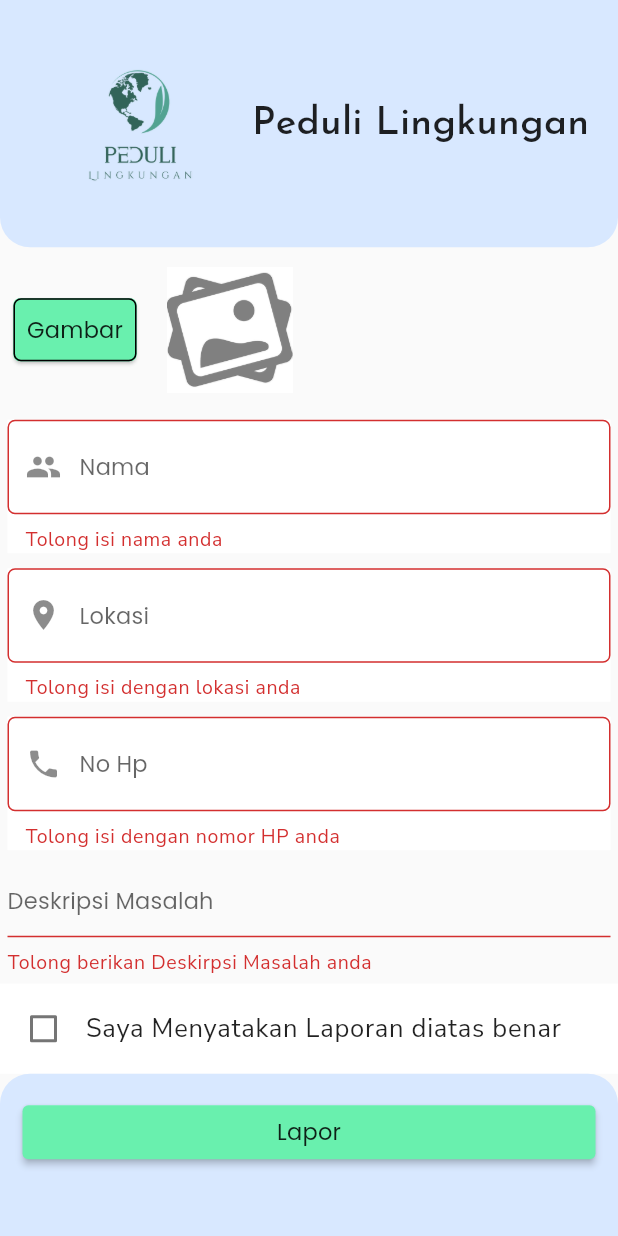
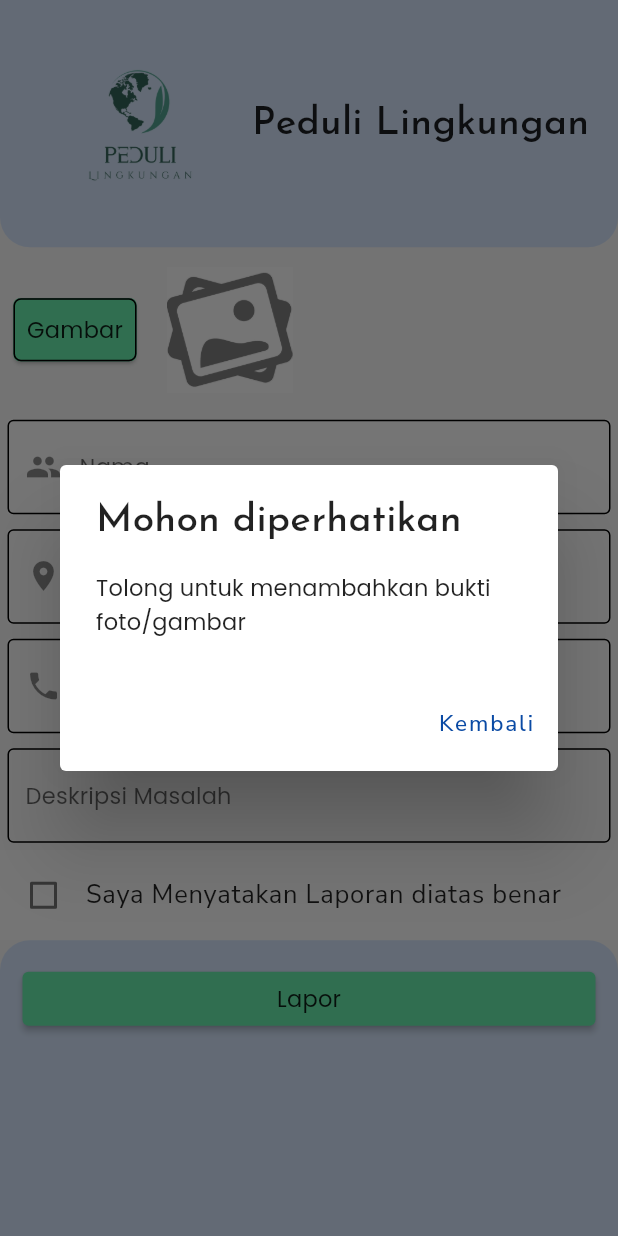
Before and after one commit to RezaPratika/Peduli-Lingkungan, a Flutter app: the screen it shows after launch, after a tap on "Lapor", on a phone screen of 412 x 824 dp. Run offline on Flutter 3.47's test engine with Material 2 defaults, Android fonts, the phone set to English and light mode, and no system bars; our stand-ins replace cloud_firestore, firebase_core, firebase_storage, google_fonts, image_picker; accounts and stored records are empty.

Commit message:
aplikasi user selesai menggunakan firebase

```diff
--- a/lib/main.dart
+++ b/lib/main.dart
@@ -1,14 +1,13 @@
-import 'dart:io';
-
 import 'package:capstone/common/style.dart';
 import 'package:capstone/ui/ui_user.dart';
+import 'package:firebase_core/firebase_core.dart';
 import 'package:flutter/material.dart';
-import 'package:flutter/services.dart';
+
+import 'ui/success_ui.dart';
 
 void main() async{
   WidgetsFlutterBinding.ensureInitialized();
-  ByteData data = await PlatformAssetBundle().load('assets/lets-encrypt-r3.pem');
-  SecurityContext.defaultContext.setTrustedCertificatesBytes(data.buffer.asUint8List());
+  await Firebase.initializeApp();
   runApp(const MyApp());
 }
 
@@ -19,6 +18,11 @@ class MyApp extends StatelessWidget {
   Widget build(BuildContext context) {
     return MaterialApp(
         title: 'Peduli Lungkungan',
+        initialRoute: '/',
+        routes: {
+          '/homepageuser': (context) => const HomePageUser(),
+          '/success': (context) => const SuccessScreen(),
+        },
         theme: ThemeData(
           buttonTheme: ButtonThemeData(
             buttonColor: ColorSelect().buttonColor
--- a/lib/model/laporan.dart
+++ /dev/null
@@ -1,9 +0,0 @@
-class Laporan {
-  String nama;
-  String lokasi;
-  String nomorhp;
-  String deskripsi;
-
-
-  Laporan({required this.nama, required this.lokasi,required this.nomorhp,required this.deskripsi,});
-}
--- a/lib/repository/repository.dart
+++ /dev/null
@@ -1,54 +0,0 @@
-import 'package:dio/dio.dart';
-import 'dart:io';
-import 'package:flutter/material.dart';
-
-import '../model/laporan.dart';
-
-//import 'package:http/http.dart' as http;
-
-/*class Repository {
-  final _baseUrl =
-      'https://6389b1ea4eccb986e897a59a.mockapi.io/peduli-lingkungan';
-
-  Future postData(String nama, String lokasi, String nomorhp, String deskripsi) async {
-    try {
-      final response = await http.post(Uri.parse(_baseUrl + '/laporan'), body: {
-        "nama": nama,
-        "lokasi": lokasi,
-        "nomorhp": nomorhp,
-        "deskripsi": deskripsi,
-      });
-      print(response);
-      if (response.statusCode == 201) {
-        return true;
-      } else {
-        return false;
-      }
-    } catch (e) {
-      print(e.toString());
-    }
-  }
-}*/
-
-abstract class Repository {
-  static Future<Laporan?> createLaporan(String nama,String lokasi, String nomorhp, String deskripsi ) async {
-    try{
-      var response = await Dio().post('https://6389b1ea4eccb986e897a59a.mockapi.io/laporan', data: {
-        'nama': nama,
-        'lokasi': lokasi,
-        'nomorhp': nomorhp,
-        'deskripsi':deskripsi,
-
-      });
-
-      if (response.statusCode==201){
-        return Laporan(nama: response.data['nama'], lokasi: response.data['lokasi'],nomorhp: response.data['nomorhp'],deskripsi: response.data['deskripsi']);
-      }
-      return null;
-    }
-
-    catch(e){
-      throw Exception(e.toString());
-    }
-  }
-}
--- a/lib/ui/ui_user.dart
+++ b/lib/ui/ui_user.dart
@@ -1,13 +1,10 @@
 import 'dart:io';
 
-import 'package:capstone/ui/success_ui.dart';
-import 'package:dio/adapter.dart';
-import 'package:dio/dio.dart';
+import 'package:cloud_firestore/cloud_firestore.dart';
+import 'package:firebase_storage/firebase_storage.dart';
 import 'package:flutter/material.dart';
 import 'package:image_picker/image_picker.dart';
 import '../component/checkbox.dart';
-import '../model/laporan.dart';
-import '../repository/repository.dart';
 
 class HomePageUser extends StatefulWidget {
   const HomePageUser({super.key});
@@ -17,27 +14,20 @@ class HomePageUser extends StatefulWidget {
 }
 
 class _HomePageUserState extends State<HomePageUser> {
-  void main() {
-  final dio = Dio(); // variable ini yang akan anda gunakan untuk HIT API
-  (dio.httpClientAdapter as DefaultHttpClientAdapter).onHttpClientCreate =
-      (HttpClient client) {
-    client.badCertificateCallback =
-        (X509Certificate cert, String host, int port) => true;
-    return client;
-  };
-}
-  //Repository repository = Repository();
-  Laporan? laporan;
+  XFile? file;
   TextEditingController namaController = TextEditingController();
   TextEditingController lokasiController = TextEditingController();
   TextEditingController nomorhpController = TextEditingController();
   TextEditingController deskripsiController = TextEditingController();
+
   String? imagePath;
 
   final GlobalKey<FormState> _formKey = new GlobalKey<FormState>();
   bool isChecked = false;
   @override
   Widget build(BuildContext context) {
+    FirebaseFirestore firestore = FirebaseFirestore.instance;
+    CollectionReference laporan = firestore.collection('laporan');
     final mediaQueryHeight = MediaQuery.of(context).size.height;
     final bodyHeight = mediaQueryHeight - MediaQuery.of(context).padding.top;
     final bodywidth = MediaQuery.of(context).size.width;
@@ -93,8 +83,13 @@ class _HomePageUserState extends State<HomePageUser> {
                                 side: const BorderSide(color: Colors.black)),
                             color: const Color(0xff52a392),
                             child: TextButton(
-                                onPressed: () {
-                                  pickMedia();
+                                onPressed: () async {
+                                  file = await ImagePicker()
+                                      .pickImage(source: ImageSource.gallery);
+                                  if (file != null) {
+                                    imagePath = file!.path;
+                                    setState(() {});
+                                  }
                                 },
                                 child: Text("Gambar",
                                     style:
@@ -277,32 +272,36 @@ class _HomePageUserState extends State<HomePageUser> {
                             padding: const EdgeInsets.all(15.0),
                             child: ElevatedButton(
                                 onPressed: (() async {
+                                  if (imagePath == null) {
+                                    return _editAlert();
+                                  }
                                   final isValidForm =
                                       _formKey.currentState!.validate();
-                                  Laporan? result = await Repository.createLaporan(namaController.text, lokasiController.text, nomorhpController.text, deskripsiController.text);
-                                  /*bool response = await repository.postData(
-                                      _namaController.text,
-                                      _lokasiController.text,
-                                      _nomorhpController.text,
-                                      _deskripsiController.text);*/
                                   if (isValidForm) {
-                                    if(result !=null){
-                                      setState(() {
-                                        laporan = result;
-                                      });
-                                    }
-                                      Navigator.push(
-                                        context,
-                                        MaterialPageRoute(
-                                            builder: (context) =>
-                                                SuccessScreen()),
-                                      );
-                                      /*if (response) {
+                                    Reference referenceRoot =
+                                        FirebaseStorage.instance.ref();
+                                    Reference referenceDirImages =
+                                        referenceRoot.child('gambar');
 
-                                  } else {
-                                    print('Laporan gagal');
-                                  }*/
-                                    }
+                                    Reference referenceImageToUpload =
+                                        referenceDirImages
+                                            .child(DateTime.now().toString());
+
+                                    try {
+                                      await referenceImageToUpload
+                                          .putFile(File(file!.path));
+                                      imagePath = await referenceImageToUpload
+                                          .getDownloadURL();
+                                    } catch (e) {}
+                                    laporan.add({
+                                      'nama': namaController.text,
+                                      'lokasi': lokasiController.text,
+                                      'nomorhp': nomorhpController.text,
+                                      'deskripsi': deskripsiController.text,
+                                      'gambar': imagePath,
+                                    });
+                                  }
+                                  Navigator.pushReplacementNamed(context, '/success');
                                 }),
                                 style: TextButton.styleFrom(
                                   foregroundColor: Colors.black,
@@ -323,12 +322,21 @@ class _HomePageUserState extends State<HomePageUser> {
       ]),
     ));
   }
-
-  void pickMedia() async {
-    XFile? file = await ImagePicker().pickImage(source: ImageSource.gallery);
-    if (file != null) {
-      imagePath = file.path;
-      setState(() {});
-    }
+  _editAlert(){
+    var _alert = AlertDialog(
+      title: Text('Mohon diperhatikan'),
+      content: Text('Tolong untuk menambahkan bukti foto/gambar'),
+      actions: [
+        TextButton(onPressed: (){
+          Navigator.of(context).pop();
+        }, child: Text('Kembali'))
+      ],
+    );
+    return showDialog(
+      context: context,
+      builder: (BuildContext context){
+        return _alert;
+      }
+    );
   }
 }
--- a/pubspec.yaml
+++ b/pubspec.yaml
@@ -29,8 +29,11 @@ environment:
 # the latest version available on pub.dev. To see which dependencies have newer
 # versions available, run `flutter pub outdated`.
 dependencies:
+  cloud_firestore: ^4.1.0
   cupertino_icons: ^1.0.2
   dio: ^4.0.6
+  firebase_core: ^2.3.0
+  firebase_storage: ^11.0.6
   flutter:
     sdk: flutter
   google_fonts: ^3.0.1
```
Also changed, not shown: lib/data/sumber.dart (deleted, +0 -53 lines), lib/ui/success_ui.dart (+1 -6 lines), pubspec.lock, 4 other files.
